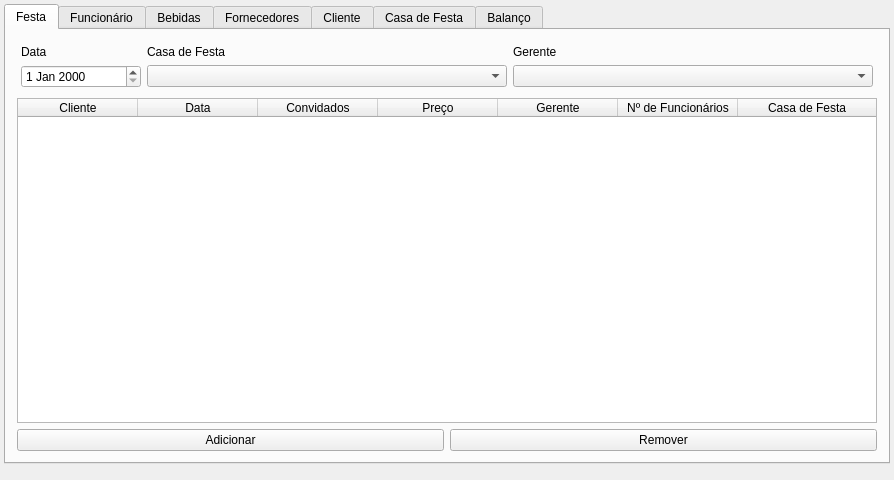
Above: GUI/mainwindow.ui from fvendrameto/Databases-Final-Project before the change. Below: the same form after it.
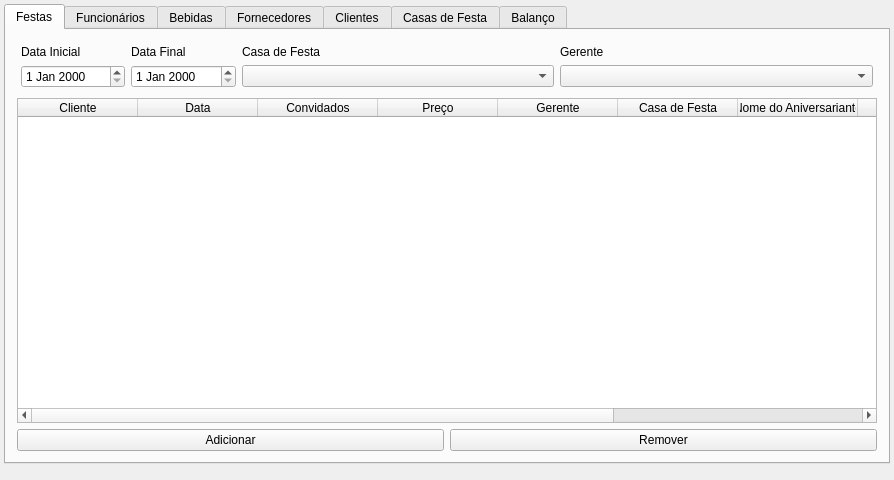
That is the form after the change.

The edit to the form file:
```diff
--- a/GUI/mainwindow.ui
+++ b/GUI/mainwindow.ui
@@ -52,12 +52,12 @@
         </sizepolicy>
        </property>
        <attribute name="title">
-        <string>Festa</string>
+        <string>Festas</string>
        </attribute>
        <layout class="QGridLayout" name="gridLayout_5">
         <item row="0" column="0" colspan="2">
          <widget class="QWidget" name="widget" native="true">
-          <layout class="QGridLayout" name="gridLayout_4" columnstretch="1,3,3">
+          <layout class="QGridLayout" name="gridLayout_4" columnstretch="1,1,3,3">
            <property name="leftMargin">
             <number>4</number>
            </property>
@@ -70,36 +70,46 @@
            <property name="bottomMargin">
             <number>4</number>
            </property>
-           <item row="1" column="2">
-            <widget class="QComboBox" name="gerente_comboBox"/>
-           </item>
-           <item row="0" column="0">
-            <widget class="QLabel" name="data_label">
-             <property name="text">
-              <string>Data</string>
-             </property>
-            </widget>
-           </item>
-           <item row="1" column="0">
-            <widget class="QDateEdit" name="data_edit"/>
-           </item>
            <item row="1" column="1">
-            <widget class="QComboBox" name="casaDeFesa_comboBox"/>
+            <widget class="QDateEdit" name="dataFinal_dateEdit"/>
            </item>
-           <item row="0" column="2">
+           <item row="0" column="3">
             <widget class="QLabel" name="gerente_label">
              <property name="text">
               <string>Gerente</string>
              </property>
             </widget>
            </item>
-           <item row="0" column="1">
+           <item row="0" column="2">
             <widget class="QLabel" name="casaDeFesta_label">
              <property name="text">
               <string>Casa de Festa</string>
              </property>
             </widget>
            </item>
+           <item row="0" column="1">
+            <widget class="QLabel" name="data_label">
+             <property name="text">
+              <string>Data Final</string>
+             </property>
+            </widget>
+           </item>
+           <item row="1" column="3">
+            <widget class="QComboBox" name="gerente_comboBox"/>
+           </item>
+           <item row="1" column="2">
+            <widget class="QComboBox" name="casaDeFesta_comboBox"/>
+           </item>
+           <item row="0" column="0">
+            <widget class="QLabel" name="label_2">
+             <property name="text">
+              <string>Data Inicial</string>
+             </property>
+            </widget>
+           </item>
+           <item row="1" column="0">
+            <widget class="QDateEdit" name="dataInicial_dateEdit"/>
+           </item>
           </layout>
          </widget>
         </item>
@@ -172,16 +182,31 @@
             <string>Gerente</string>
            </property>
           </column>
-          <column>
-           <property name="text">
-            <string>Nº de Funcionários</string>
-           </property>
-          </column>
           <column>
            <property name="text">
             <string>Casa de Festa</string>
            </property>
           </column>
+          <column>
+           <property name="text">
+            <string>Nome do Aniversariante</string>
+           </property>
+          </column>
+          <column>
+           <property name="text">
+            <string>Tema</string>
+           </property>
+          </column>
+          <column>
+           <property name="text">
+            <string>Faixa Etária</string>
+           </property>
+          </column>
+          <column>
+           <property name="text">
+            <string>Nº de Garçons</string>
+           </property>
+          </column>
          </widget>
         </item>
         <item row="2" column="0">
@@ -202,7 +227,7 @@
       </widget>
       <widget class="QWidget" name="funcionario">
        <attribute name="title">
-        <string>Funcionário</string>
+        <string>Funcionários</string>
        </attribute>
        <layout class="QGridLayout" name="gridLayout_8">
         <item row="0" column="0" colspan="2">
@@ -506,7 +531,7 @@
       </widget>
       <widget class="QWidget" name="cliente">
        <attribute name="title">
-        <string>Cliente</string>
+        <string>Clientes</string>
        </attribute>
        <layout class="QGridLayout" name="gridLayout_11">
         <item row="0" column="0" colspan="2">
@@ -612,7 +637,7 @@
       </widget>
       <widget class="QWidget" name="casaDeFesta">
        <attribute name="title">
-        <string>Casa de Festa</string>
+        <string>Casas de Festa</string>
        </attribute>
        <layout class="QGridLayout" name="gridLayout_12">
         <item row="0" column="0" colspan="2">
```
Left out of the diff: 122 changed lines with no effect on the pictures.
